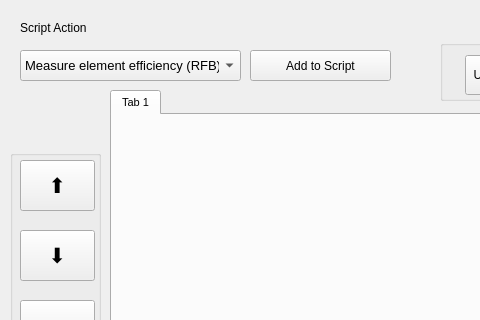
Above: Widget_Library/widget_script_editor.ui from 8foldrepo/RF_Balance_Profound before the change; both pictures show x 0 to 480 and y 0 to 320 of the 778 by 750 pixel window. Below: the same form after it.
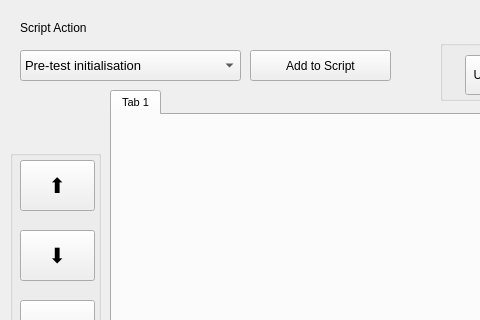
That is the form after the change.

What changed in the file:
```diff
--- a/Widget_Library/widget_script_editor.ui
+++ b/Widget_Library/widget_script_editor.ui
@@ -64,13 +64,8 @@
     </font>
    </property>
    <property name="currentText">
-    <string>Measure element efficiency (RFB)</string>
+    <string>Pre-test initialisation</string>
    </property>
-   <item>
-    <property name="text">
-     <string>Measure element efficiency (RFB)</string>
-    </property>
-   </item>
    <item>
     <property name="text">
      <string>Pre-test initialisation</string>
```
Left out of the diff: 78 changed lines with no effect on the pictures.
